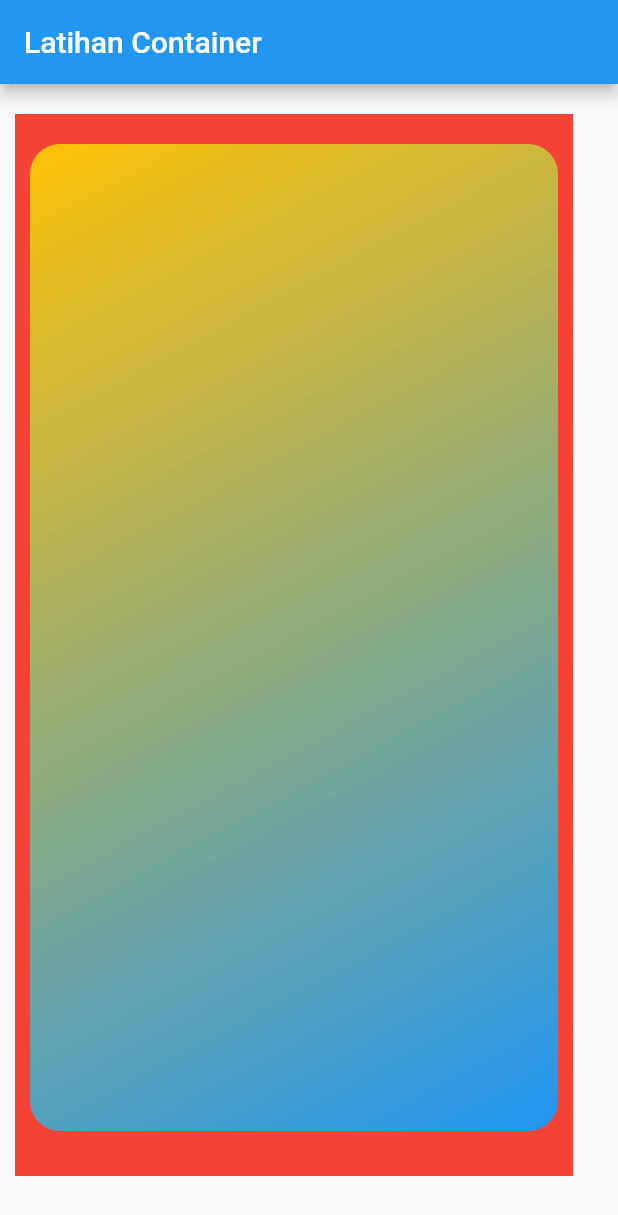
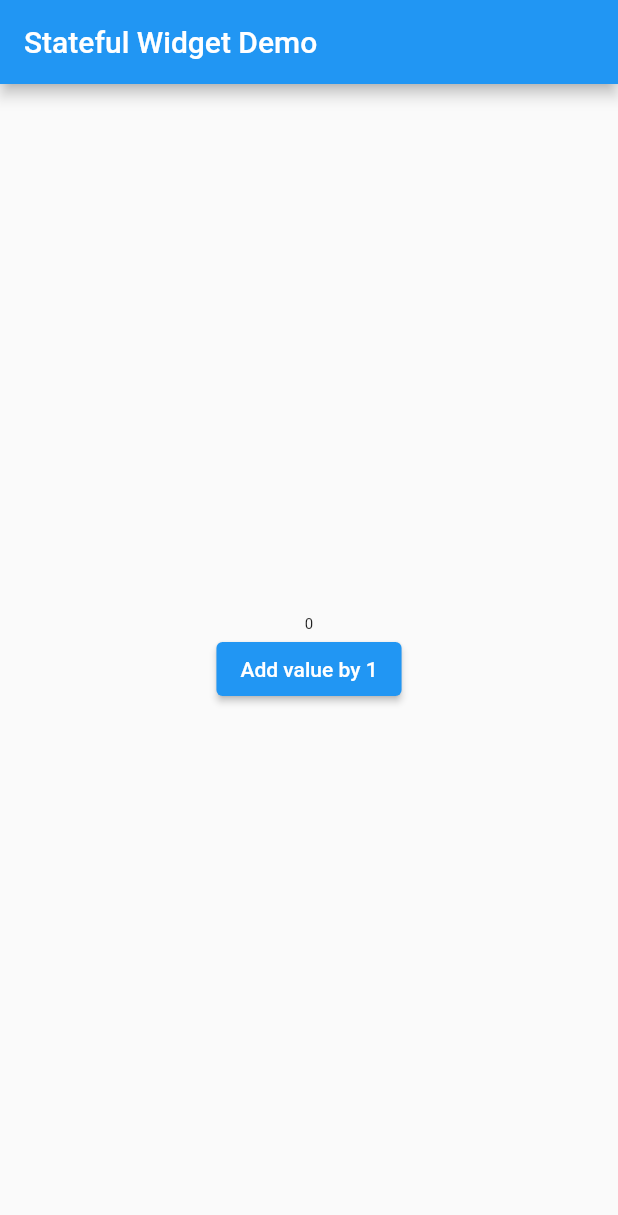
Before and after one commit to nibw/flutter_helloworld, a Flutter app: the screen it shows after launch, on a phone screen of 412 x 824 dp. Shown: the top 1215 px of the screen. Run offline on Flutter 3.47's test engine with Material 2 defaults, Android fonts, the light colour scheme and no system bars.

Commit message:
stateful widget

```diff
--- a/lib/main.dart
+++ b/lib/main.dart
@@ -71,31 +71,78 @@ void main() {
 // ====================CHAPTER 5====================
 // ====================Container Widget====================
 
-class MyApp extends StatelessWidget {
+// class MyApp extends StatelessWidget {
+//   const MyApp({Key? key}) : super(key: key);
+
+//   @override
+//   Widget build(BuildContext context) {
+//     return MaterialApp(
+//       home: Scaffold(
+//         appBar: AppBar(
+//           title: Text("Latihan Container"),
+//         ),
+//         body: Container(
+//           color: Colors.red,
+//           margin: EdgeInsets.fromLTRB(10, 20, 30, 40),
+//           padding: EdgeInsets.only(top: 10, bottom: 20),
+//           child: Container(
+//             margin: EdgeInsets.all(10),
+//             decoration: BoxDecoration(
+//               borderRadius: BorderRadius.circular(20),
+//                 gradient:
+//                     LinearGradient(
+//                       begin: Alignment.topLeft,
+//                       end: Alignment.bottomRight,
+//                       colors: [Colors.amber, Colors.blue])),
+//             // color: Colors.blue,
+//             // margin: EdgeInsets.all(10),
+//           ),
+//         ),
+//       ),
+//     );
+//   }
+// }
+
+// ====================CHAPTER 6====================
+// ====================Stateless & Stateful Widget====================
+
+class MyApp extends StatefulWidget {
   const MyApp({Key? key}) : super(key: key);
+
+  @override
+  _MyAppState createState() => _MyAppState();
+}
+
+class _MyAppState extends State<MyApp> {
+  int number = 0;
+  void tekanTombol() {
+    setState(() {
+      number = number + 1;
+    });
+  }
 
   @override
   Widget build(BuildContext context) {
     return MaterialApp(
       home: Scaffold(
         appBar: AppBar(
-          title: Text("Latihan Container"),
+          title: Text("Stateful Widget Demo"),
         ),
-        body: Container(
-          color: Colors.red,
-          margin: EdgeInsets.fromLTRB(10, 20, 30, 40),
-          padding: EdgeInsets.only(top: 10, bottom: 20),
-          child: Container(
-            margin: EdgeInsets.all(10),
-            decoration: BoxDecoration(
-              borderRadius: BorderRadius.circular(20),
-                gradient:
-                    LinearGradient(
-                      begin: Alignment.topLeft,
-                      end: Alignment.bottomRight,
-                      colors: [Colors.amber, Colors.blue])),
-            // color: Colors.blue,
-            // margin: EdgeInsets.all(10),
+        body: Center(
+          child: Column(
+            mainAxisAlignment: MainAxisAlignment.center,
+            children: <Widget>[
+              Text(
+                number.toString(),
+                style: TextStyle(
+                    fontSize:
+                        10 + number.toDouble()), // tambah ukuran font by 1
+              ),
+              ElevatedButton(
+                onPressed: tekanTombol,
+                child: Text("Add value by 1"),
+              )
+            ],
           ),
         ),
       ),
```
